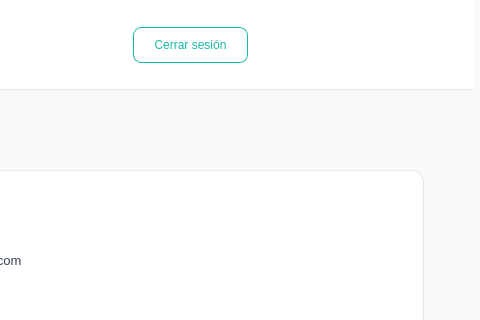
smonts01/Ingenieria-del-software, file Proyecto/src/vista/Ui/interfaz_entrenador_perfil.ui: the form before one commit; both pictures show x 727 to 1207 and y 0 to 320 of the 1207 by 700 pixel window.
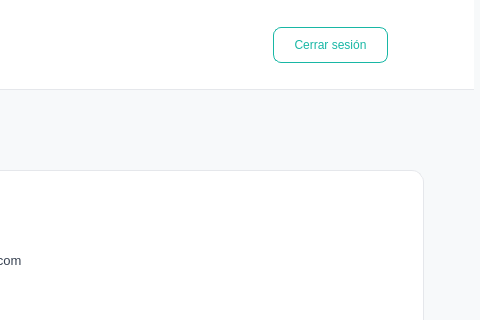
The form after the commit. Icons and pictures are not drawn.

What changed in the file:
```diff
--- a/Proyecto/src/vista/Ui/interfaz_entrenador_perfil.ui
+++ b/Proyecto/src/vista/Ui/interfaz_entrenador_perfil.ui
@@ -151,7 +151,7 @@
     <widget class="QPushButton" name="btnCerrarSesion">
      <property name="geometry">
       <rect>
-       <x>860</x>
+       <x>1000</x>
        <y>27</y>
        <width>115</width>
        <height>36</height>
```
